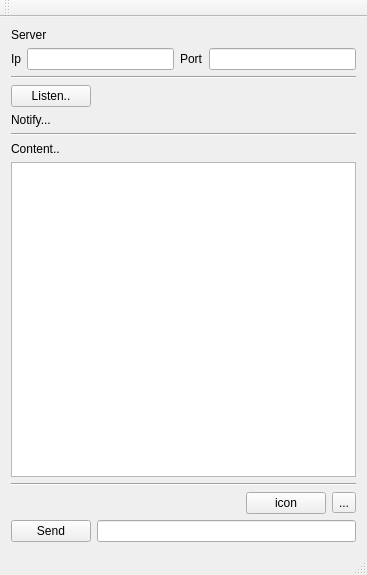
First picture: the form in chatserver.ui, repository tainguyen12345/TrainingC-G6, before the edit.
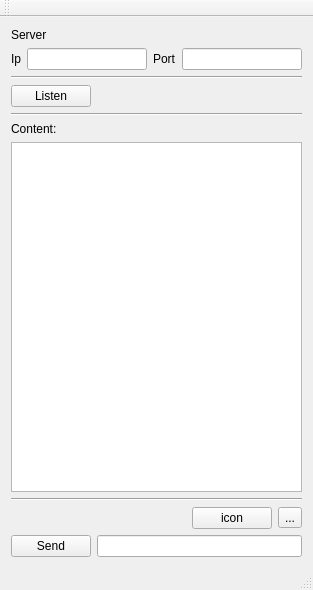
Second picture: the form after the edit.

Diff of the .ui file:
```diff
--- a/chatserver.ui
+++ b/chatserver.ui
@@ -6,8 +6,8 @@
    <rect>
     <x>0</x>
     <y>0</y>
-    <width>367</width>
-    <height>575</height>
+    <width>313</width>
+    <height>590</height>
    </rect>
   </property>
   <property name="windowTitle">
@@ -60,7 +60,7 @@
         <item>
          <widget class="QPushButton" name="pushButton_Listen">
           <property name="text">
-           <string>Listen..</string>
+           <string>Listen</string>
           </property>
          </widget>
         </item>
@@ -79,13 +79,6 @@
         </item>
        </layout>
       </item>
-      <item>
-       <widget class="QLabel" name="label_Notify">
-        <property name="text">
-         <string>Notify...</string>
-        </property>
-       </widget>
-      </item>
       <item>
        <widget class="Line" name="line_2">
         <property name="orientation">
@@ -96,7 +89,7 @@
       <item>
        <widget class="QLabel" name="label_5">
         <property name="text">
-         <string>Content..</string>
+         <string>Content:</string>
         </property>
        </widget>
       </item>
```
Left out of the diff: 8 changed lines with no effect on the pictures.
